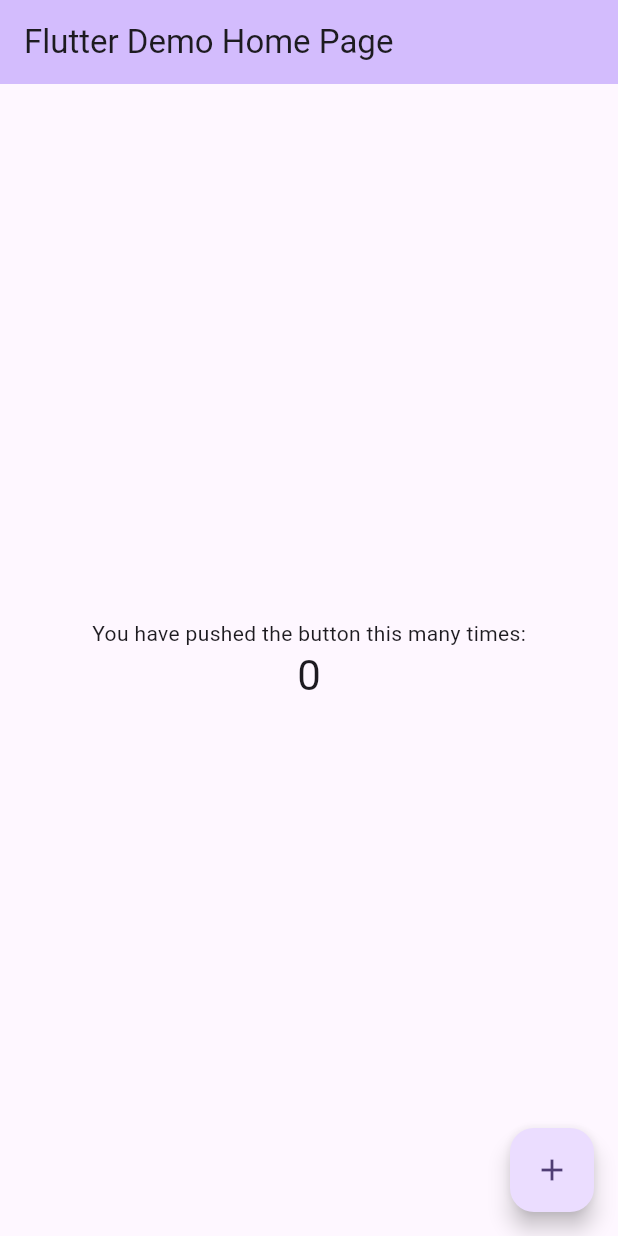
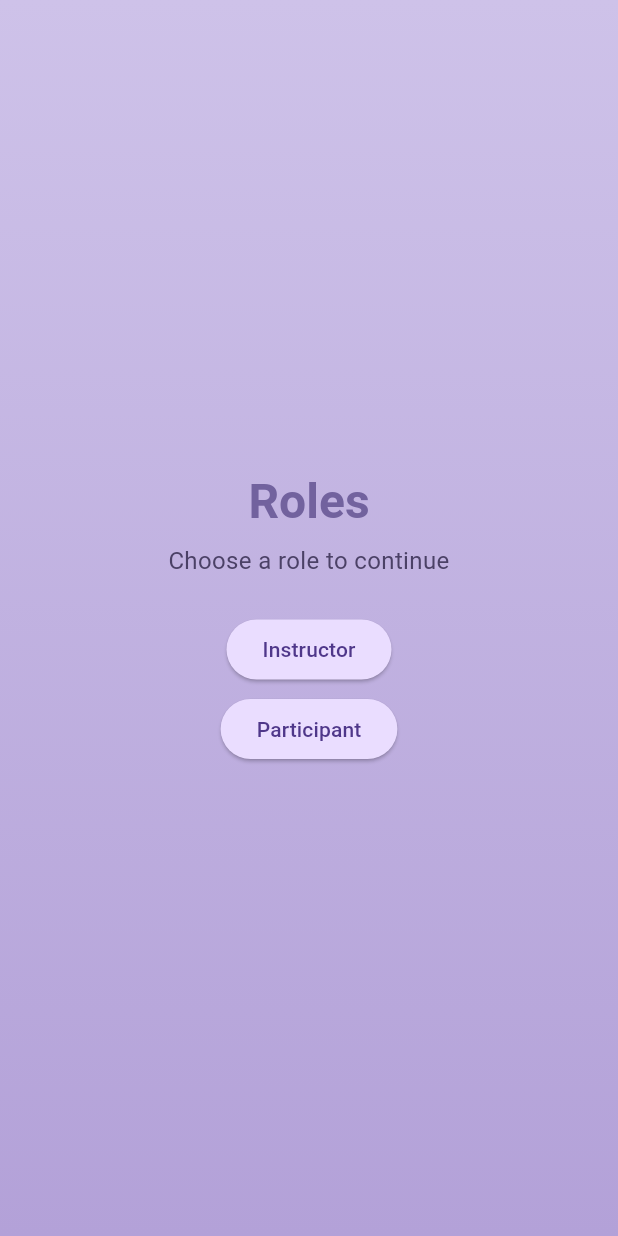
Before and after one commit to FontysRyan/Individualproject1St3, a Flutter app: the screen it shows after launch, on a phone screen of 412 x 824 dp. Run offline on Flutter 3.47's test engine with Material 3 defaults, Android fonts, the phone set to English and light mode, and no system bars.

Commit message:
Add UI screens, theme, assets, and IDE files
Add project IDE configuration (.idea/*), update workspace and module files, and add UI skeleton: new role selection, instructor, and participant screens, app theme and app scaffold widgets. Include new image assets for exercises and modify lib/main.dart to integrate the new screens. This change seeds the app UI structure and project metadata.

```diff
--- a/lib/main.dart
+++ b/lib/main.dart
@@ -1,4 +1,10 @@
+import 'dart:io';
+
 import 'package:flutter/material.dart';
+import 'screens/instructor_screen.dart';
+import 'screens/participant_screen.dart';
+import 'theme/app_theme.dart';
+import 'widgets/app_scaffold.dart';
 
 void main() {
   runApp(const MyApp());
@@ -7,116 +13,62 @@ void main() {
 class MyApp extends StatelessWidget {
   const MyApp({super.key});
 
-  // This widget is the root of your application.
   @override
   Widget build(BuildContext context) {
     return MaterialApp(
-      title: 'Flutter Demo',
-      theme: ThemeData(
-        // This is the theme of your application.
-        //
-        // TRY THIS: Try running your application with "flutter run". You'll see
-        // the application has a purple toolbar. Then, without quitting the app,
-        // try changing the seedColor in the colorScheme below to Colors.green
-        // and then invoke "hot reload" (save your changes or press the "hot
-        // reload" button in a Flutter-supported IDE, or press "r" if you used
-        // the command line to start the app).
-        //
-        // Notice that the counter didn't reset back to zero; the application
-        // state is not lost during the reload. To reset the state, use hot
-        // restart instead.
-        //
-        // This works for code too, not just values: Most code changes can be
-        // tested with just a hot reload.
-        colorScheme: .fromSeed(seedColor: Colors.deepPurple),
-      ),
-      home: const MyHomePage(title: 'Flutter Demo Home Page'),
+      title: 'ExerBrain',
+      theme: AppTheme.originalTheme,
+      home: const HomeScreen(),
     );
   }
 }
 
-class MyHomePage extends StatefulWidget {
-  const MyHomePage({super.key, required this.title});
+class HomeScreen extends StatelessWidget {
+  const HomeScreen({super.key});
 
-  // This widget is the home page of your application. It is stateful, meaning
-  // that it has a State object (defined below) that contains fields that affect
-  // how it looks.
-
-  // This class is the configuration for the state. It holds the values (in this
-  // case the title) provided by the parent (in this case the App widget) and
-  // used by the build method of the State. Fields in a Widget subclass are
-  // always marked "final".
-
-  final String title;
-
-  @override
-  State<MyHomePage> createState() => _MyHomePageState();
-}
-
-class _MyHomePageState extends State<MyHomePage> {
-  int _counter = 0;
-
-  void _incrementCounter() {
-    setState(() {
-      // This call to setState tells the Flutter framework that something has
-      // changed in this State, which causes it to rerun the build method below
-      // so that the display can reflect the updated values. If we changed
-      // _counter without calling setState(), then the build method would not be
-      // called again, and so nothing would appear to happen.
-      _counter++;
-    });
+  void navigateTo(BuildContext context, Widget screen) {
+    Navigator.push(
+      context,
+      MaterialPageRoute(builder: (context) => screen),
+    );
   }
 
   @override
   Widget build(BuildContext context) {
-    // This method is rerun every time setState is called, for instance as done
-    // by the _incrementCounter method above.
-    //
-    // The Flutter framework has been optimized to make rerunning build methods
-    // fast, so that you can just rebuild anything that needs updating rather
-    // than having to individually change instances of widgets.
-    return Scaffold(
-      appBar: AppBar(
-        // TRY THIS: Try changing the color here to a specific color (to
-        // Colors.amber, perhaps?) and trigger a hot reload to see the AppBar
-        // change color while the other colors stay the same.
-        backgroundColor: Theme.of(context).colorScheme.inversePrimary,
-        // Here we take the value from the MyHomePage object that was created by
-        // the App.build method, and use it to set our appbar title.
-        title: Text(widget.title),
-      ),
-      body: Center(
-        // Center is a layout widget. It takes a single child and positions it
-        // in the middle of the parent.
-        child: Column(
-          // Column is also a layout widget. It takes a list of children and
-          // arranges them vertically. By default, it sizes itself to fit its
-          // children horizontally, and tries to be as tall as its parent.
-          //
-          // Column has various properties to control how it sizes itself and
-          // how it positions its children. Here we use mainAxisAlignment to
-          // center the children vertically; the main axis here is the vertical
-          // axis because Columns are vertical (the cross axis would be
-          // horizontal).
-          //
-          // TRY THIS: Invoke "debug painting" (choose the "Toggle Debug Paint"
-          // action in the IDE, or press "p" in the console), to see the
-          // wireframe for each widget.
-          mainAxisAlignment: .center,
+    return AppScaffold(
+      appBar: AppBar(title: const Text('ExerBrain')),
+      child: Center( // Center the buttons
+        child: Column( // Use a Column to stack the buttons vertically
+          mainAxisSize: MainAxisSize.min, // Center the column vertically ()
           children: [
-            const Text('You have pushed the button this many times:'),
             Text(
-              '$_counter',
-              style: Theme.of(context).textTheme.headlineMedium,
+              'Roles',
+              style: Theme.of(context).textTheme.headlineLarge,
+              textAlign: TextAlign.center,
+            ),
+            const SizedBox(height: 8),
+            // Subheader (uses theme.titleMedium)
+            Text(
+              'Choose a role to continue',
+              style: Theme.of(context).textTheme.bodyMedium,
+              textAlign: TextAlign.center,
+            ),
+            const SizedBox(height: 24), // Add some space between the text and buttons
+
+            ElevatedButton(
+              onPressed: () =>
+                  navigateTo(context, const InstructorScreen()),
+              child: const Text('Instructor'),
+            ),
+            const SizedBox(height: 5),
+            ElevatedButton(
+              onPressed: () =>
+                  navigateTo(context, const ParticipantScreen()),
+              child: const Text('Participant'),
             ),
           ],
         ),
       ),
-      floatingActionButton: FloatingActionButton(
-        onPressed: _incrementCounter,
-        tooltip: 'Increment',
-        child: const Icon(Icons.add),
-      ),
     );
   }
 }
--- /dev/null
+++ b/lib/theme/app_theme.dart
@@ -0,0 +1,43 @@
+import 'package:flutter/material.dart';
+
+class AppTheme {
+  static ThemeData originalTheme = ThemeData(
+    useMaterial3: true,
+    scaffoldBackgroundColor: Colors.transparent,
+    colorScheme: ColorScheme.fromSeed(seedColor: Colors.purple),
+
+    // Material 3 Typography (aka textTheme)
+    // https://m3.material.io/styles/typography/applying-type
+    textTheme: const TextTheme(
+      headlineLarge: TextStyle( // Header
+        fontSize: 32,
+        fontWeight: FontWeight.bold,
+        color: Color.fromARGB(255, 114, 98, 158),
+      ),
+      headlineMedium: TextStyle( // Secondary header
+        fontSize: 28,
+        fontWeight: FontWeight.bold,
+        color: Color.fromARGB(255, 114, 98, 158),
+      ),
+      titleMedium: TextStyle( // Subheader
+        fontSize: 20,
+        fontWeight: FontWeight.w500,
+        color: Color.fromARGB(255, 75, 65, 102),
+      ),
+      bodyMedium: TextStyle( // Standard body text
+        fontSize: 16,
+        color: Color.fromARGB(255, 75, 65, 102),
+      ),
+    ),
+
+    // Button styling
+    elevatedButtonTheme: ElevatedButtonThemeData(
+      style: ElevatedButton.styleFrom(
+        foregroundColor: Color.fromARGB(255, 79, 55, 138),
+        backgroundColor: Color.fromARGB(255, 234, 221, 255),
+
+
+      ),
+    ),
+  );
+}
--- /dev/null
+++ b/lib/widgets/app_scaffold.dart
@@ -0,0 +1,30 @@
+import 'package:flutter/material.dart';
+
+class AppScaffold extends StatelessWidget {
+  final Widget child;
+
+  const AppScaffold({super.key, required this.child, required AppBar appBar});
+
+  @override
+  Widget build(BuildContext context) {
+    return Scaffold(
+      body: Container(
+        width: double.infinity,
+        height: double.infinity,
+        decoration: const BoxDecoration(
+          gradient: LinearGradient(
+            begin: Alignment.topCenter,
+            end: Alignment.bottomCenter,
+            colors: [
+              Color(0xFFCEC2E9),
+              Color(0xFFB3A1D8),
+            ],
+          ),
+        ),
+        child: SafeArea(
+          child: child,
+        ),
+      ),
+    );
+  }
+}
```
Also changed, not shown: lib/screens/instructor_screen.dart (added, +45 -0 lines), lib/screens/participant_screen.dart (added, +46 -0 lines), assets/images/forward lung.png (added), assets/images/jump.png (added), assets/images/push-up.png (added), assets/images/squat.png (added), lib/screens/role_selection_screen.dart (added), 1 other file.
